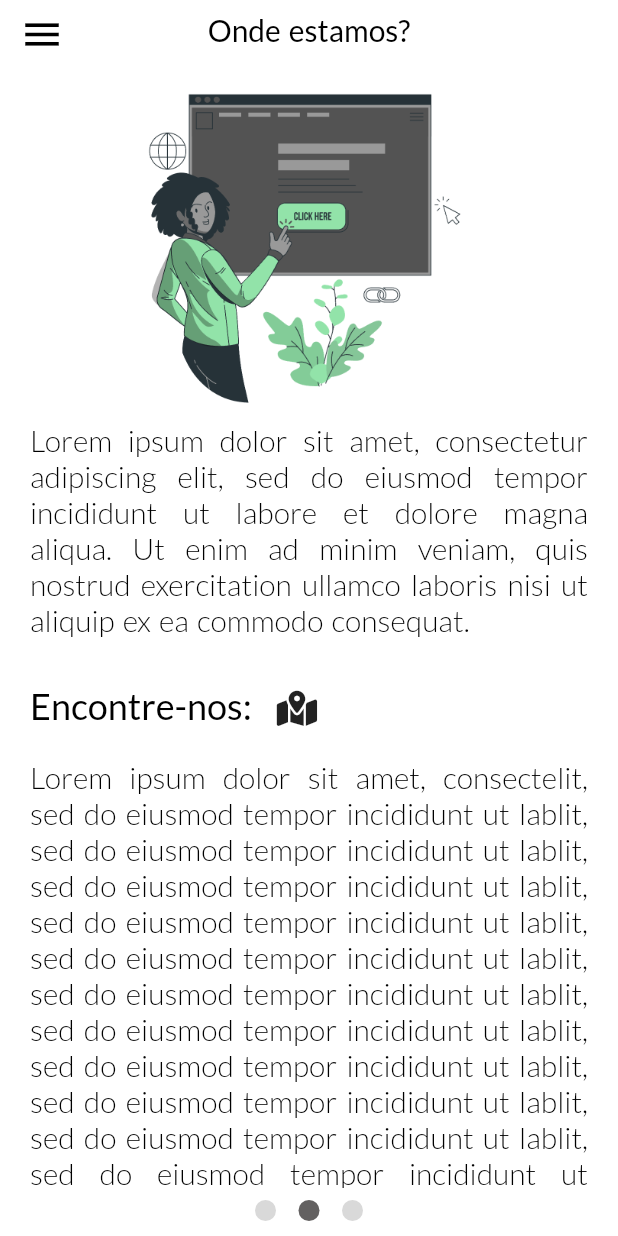
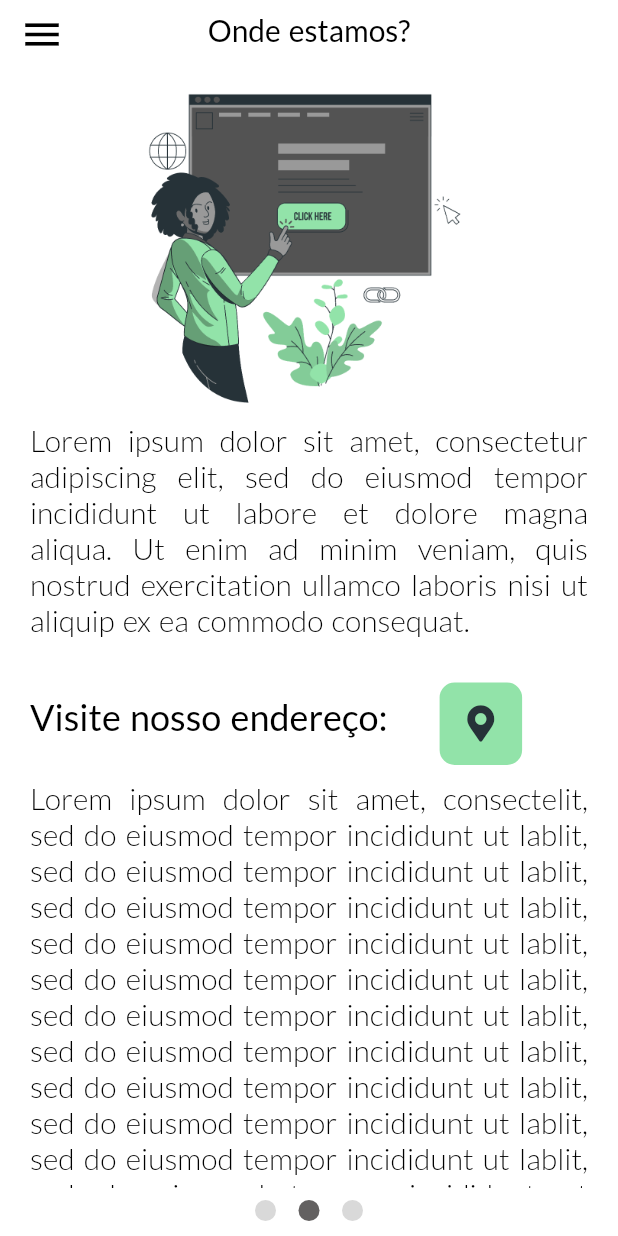
Before and after one commit to jpbrites/Nuceu-App, a Flutter app: the QuemSomos screen opened by its route, swiped to page 2, on a phone screen of 412 x 824 dp. Run offline on Flutter 3.47's test engine with Material 2 defaults, Android fonts, the light colour scheme and no system bars; our stand-ins replace cloud_firestore, email_validator, firebase_auth, firebase_core, fluttericon, font_awesome_flutter and 2 more; accounts and stored records are empty; statements that could not run were skipped.

Commit message:
Alteração na tela onde estamos

```diff
--- a/lib/main.dart
+++ b/lib/main.dart
@@ -33,6 +33,7 @@ class MyApp extends StatelessWidget {
       ),
       routes: {
         '/': (context) =>  TelaInicial(),
+        '/home-screen': (context) => const HomeScreen(),
         '/login-screen': (context) => const LoginScreen(),
         '/quem-somos': (context) => const QuemSomos(),
         '/videos-screen': (context) => VideosScreen(),
--- a/lib/view/screens/quem_somos.dart
+++ b/lib/view/screens/quem_somos.dart
@@ -1,5 +1,6 @@
 import 'package:firebase_auth/firebase_auth.dart';
 import 'package:flutter/material.dart';
+import 'package:fluttericon/font_awesome5_icons.dart';
 import 'package:nuceu/themes/themes.dart';
 import 'package:nuceu/view/widgets/navigation_drawer.dart';
 import 'package:nuceu/view/widgets/quem_somos_widgets/add_button.dart';
@@ -236,24 +237,44 @@ class _QuemSomosState extends State<QuemSomos> {
                 Padding(
               padding: EdgeInsets.only(left: 10, right: 0, top: 10, bottom: 0),
               child: Text(
-                "Encontre-nos: ",
+                "Visite nosso endereço: ",
                 style: Themes.latoRegular(24),
               ),
             ),
-                Padding(
-                  padding: EdgeInsets.only(left: 0, right: 0, top: 13, bottom: 0),
-                  child: IconButton(
-                    icon: Icon(FontAwesomeIcons.mapLocationDot
+
+                GestureDetector(
+                  child:
+                    Padding(
+                      padding: const EdgeInsets.only(
+                          left: 30, right: 10, top: 20, bottom: 0),
+                      child: Container(
+                         width: 55,
+                        height: 55,
+                        decoration: BoxDecoration(
+                        color: const Color(0xFF92E3A9),
+                        borderRadius: BorderRadius.circular(10),
+
+                        ),
+                      child: Center(
+                        child: Icon(
+                          FontAwesome5.map_marker_alt,
+                          color: Color(0xFF263238),
+                          size: 24,
+
                     ),
-                    onPressed: () {
-                      launchExternalWebsite('https://goo.gl/maps/QgKb8rHiKJUsLi4eA');
-                    },
-                    ),
+                  ),
 
                 ),
+
+              ),
+              onTap: () {
+                launchExternalWebsite('https://goo.gl/maps/QgKb8rHiKJUsLi4eA');
+              },
+              ),
               ]
               ),
             ),
+
             Padding(
               padding: EdgeInsets.all(10.0),
               child: Text(
@@ -262,9 +283,10 @@ class _QuemSomosState extends State<QuemSomos> {
                 textAlign: TextAlign.justify,
               ),
             ),
-              ]
+            ]
             ),
-          ],
+          ]
+
         ),
     ),
     extendBody: true,
@@ -293,6 +315,7 @@ class _QuemSomosState extends State<QuemSomos> {
           ),
     ),
       ]
+
     );
   }
 
--- a/lib/view/widgets/navigation_drawer.dart
+++ b/lib/view/widgets/navigation_drawer.dart
@@ -31,7 +31,7 @@ class _NavigationDrawerState extends State<NavigationDrawer> {
                     'Tela inicial',
                     style: Themes.latoLight(17),
                   ),
-                  onTap: () => Navigator.of(context).pushNamed('/'),
+                  onTap: () => Navigator.of(context).pushNamed('/home-screen'),
                 ),
               ),
               ListTile(
```
